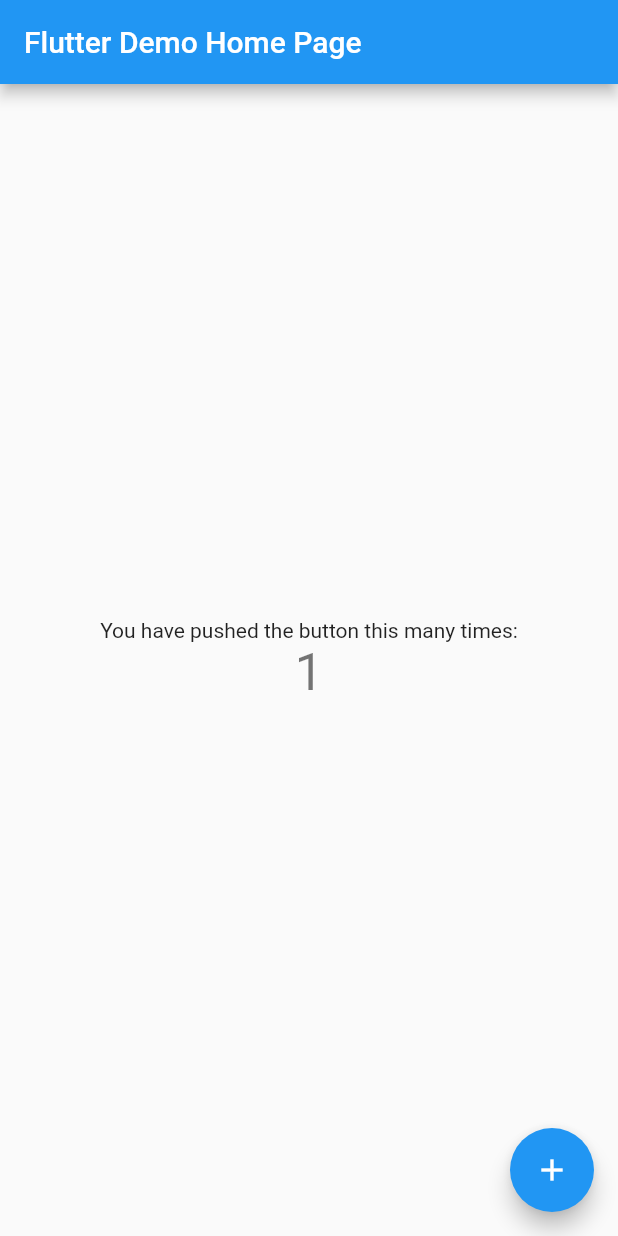
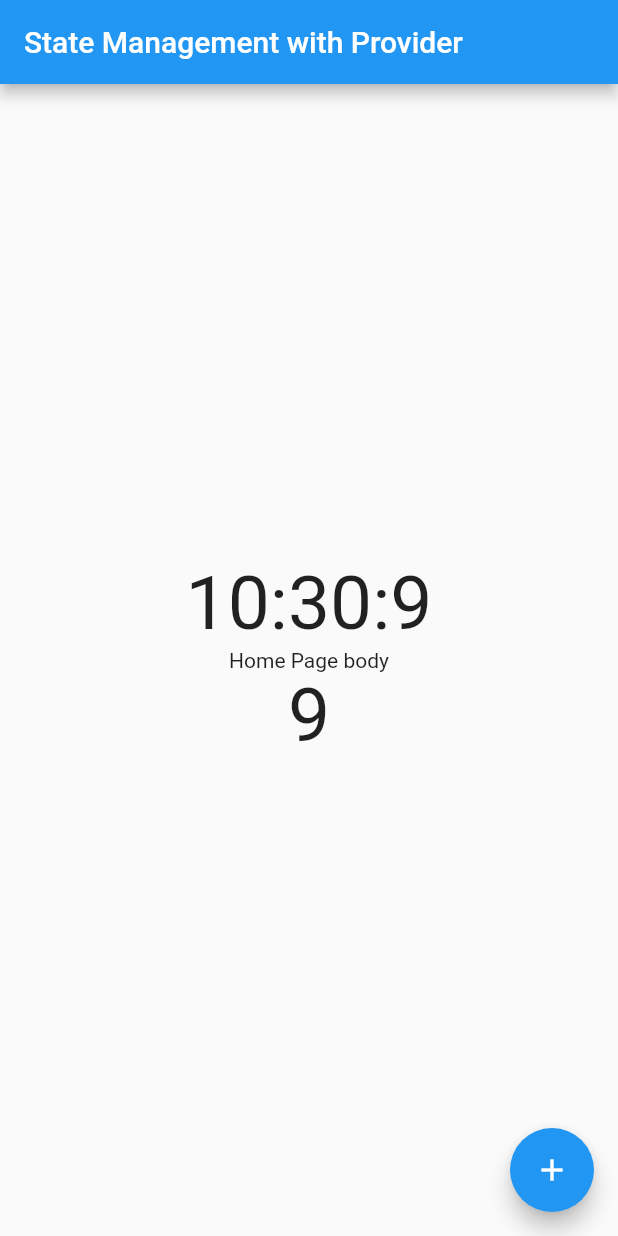
Before and after one commit to mehedi481/flutter-statemanagement-with-provider, a Flutter app: the screen it shows after launch, after a tap on the "add" icon, on a phone screen of 412 x 824 dp. Run offline on Flutter 3.47's test engine with Material 2 defaults, Android fonts, the phone set to English and light mode, and no system bars.

Commit message:
why we should use stateManagement

```diff
--- /dev/null
+++ b/lib/homePage.dart
@@ -0,0 +1,55 @@
+import 'dart:async';
+
+import 'package:flutter/material.dart';
+
+class HomePage extends StatefulWidget {
+  const HomePage({Key? key}) : super(key: key);
+
+  @override
+  State<HomePage> createState() => _HomePageState();
+}
+
+class _HomePageState extends State<HomePage> {
+  int x = 0;
+  @override
+  void initState() {
+    super.initState();
+    Timer.periodic(Duration(seconds: 1), (timer) {
+      setState(() {
+        x++;
+      });
+      print(x);
+    });
+  }
+
+  //NOTE: Here every second widget rebuild and it very bad for an app.
+  //see on the terminal how many time widget build
+
+  @override
+  Widget build(BuildContext context) {
+    print("build widget "+x.toString());
+    return Scaffold(
+      appBar: AppBar(title: const Text("State Management with Provider")),
+      body: Column(
+        mainAxisAlignment: MainAxisAlignment.center,
+        children: [
+          Text(
+            DateTime.now().hour.toString() + ":" + DateTime.now().minute.toString() + ":"+ DateTime.now().second.toString() ,
+            style: TextStyle(fontSize: 50),
+          ),
+          const Center(child: Text("Home Page body")),
+          Text(
+            "$x",
+            style: TextStyle(fontSize: 50),
+          ),
+        ],
+      ),
+      floatingActionButton: FloatingActionButton(
+        onPressed: () {
+          setState(() {});
+        },
+        child: Icon(Icons.add),
+      ),
+    );
+  }
+}
--- a/lib/main.dart
+++ b/lib/main.dart
@@ -1,4 +1,6 @@
 import 'package:flutter/material.dart';
+
+import 'homePage.dart';
 
 void main() {
   runApp(const MyApp());
@@ -13,57 +15,7 @@
       theme: ThemeData(
         primarySwatch: Colors.blue,
       ),
-      home: const MyHomePage(title: 'Flutter Demo Home Page'),
+      home:  HomePage(),
     );
   }
 }
-
-class MyHomePage extends StatefulWidget {
-  const MyHomePage({Key? key, required this.title}) : super(key: key);
-  final String title;
-
-  @override
-  State<MyHomePage> createState() => _MyHomePageState();
-}
-
-class _MyHomePageState extends State<MyHomePage> {
-  int _counter = 0;
-
-  void _incrementCounter() {
-    setState(() {
-      _counter++;
-    });
-  }
-
-  @override
-  Widget build(BuildContext context) {
-    return Scaffold(
-      appBar: AppBar(
-        title: Text(widget.title),
-      ),
-      body: Center(
-        child: Column(
-          mainAxisAlignment: MainAxisAlignment.center,
-          children: <Widget>[
-            const Text(
-              'You have pushed the button this many times:',
-            ),
-            Text(
-              '$_counter',
-              style: Theme.of(context).textTheme.headline4,
-            ),
-          ],
-        ),
-      ),
-      floatingActionButton: FloatingActionButton(
-        onPressed: (){
-          _incrementCounter();
-
-          print("$_incrementCounter()");
-        },
-        tooltip: 'Increment',
-        child: const Icon(Icons.add),
-      ),
-    );
-  }
-}
```
